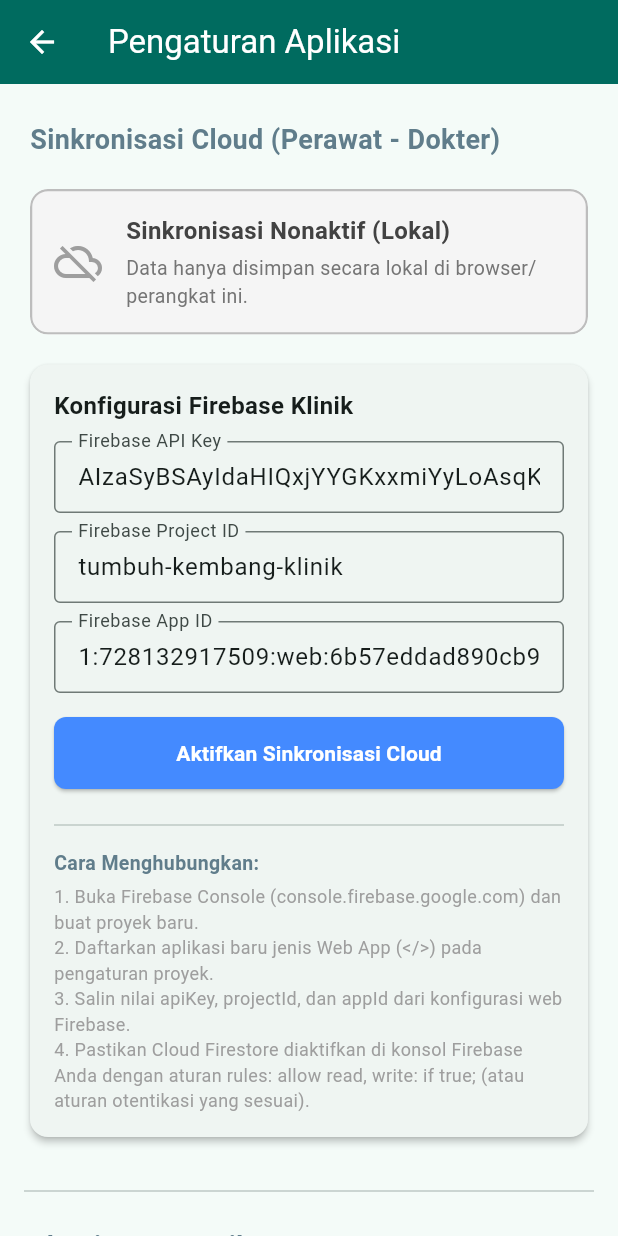
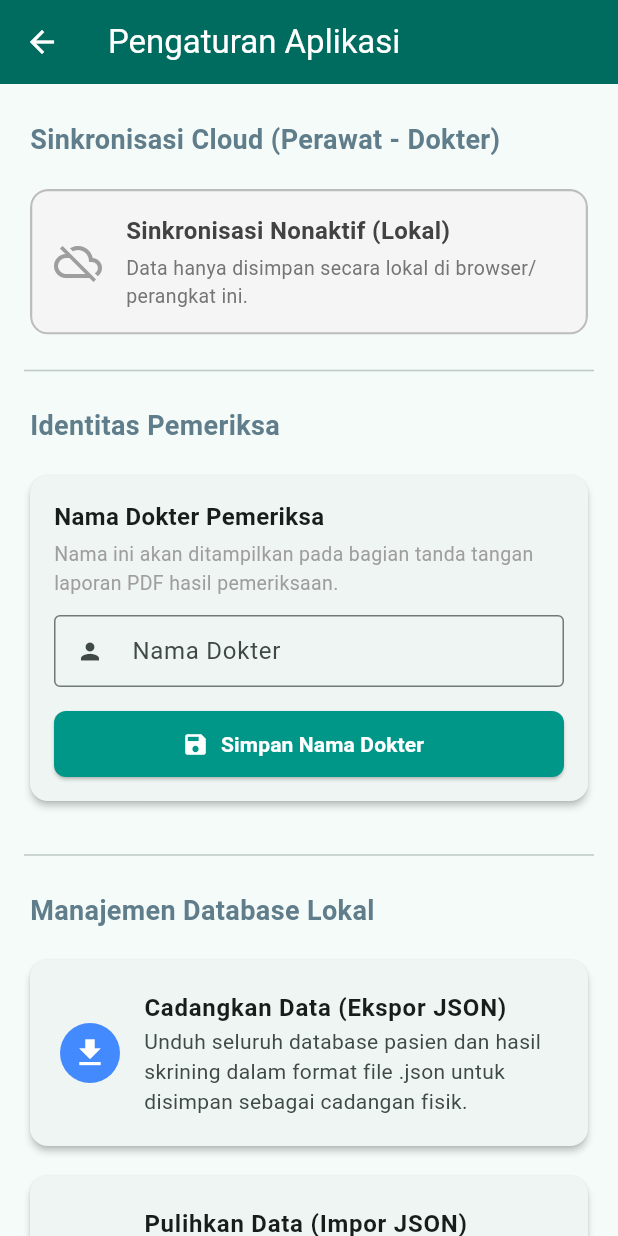
Before and after one commit to dimasdelonge-alt/Tumbuh-Kembang, a Flutter app: the SettingsScreen screen opened directly, on a phone screen of 412 x 824 dp. Run offline on Flutter 3.47's test engine with Material 3 defaults, Android fonts, the phone set to English and light mode, and no system bars; our stand-ins replace cloud_firestore, drift, drift_flutter, file_picker, firebase_core, fl_chart and 3 more; missing offline and left inert: dart:html; accounts and stored records are empty; generated files the repository leaves out were written again.

Commit message:
hide firebase

```diff
--- a/lib/screens/settings_screen.dart
+++ b/lib/screens/settings_screen.dart
@@ -23,6 +23,39 @@ class _SettingsScreenState extends State<SettingsScreen> {
   final _appIdController = TextEditingController();
   final _doctorNameController = TextEditingController();
   bool _isConnected = false;
+
+  int _tapCount = 0;
+  DateTime? _lastTapTime;
+  bool _showFirebaseConfig = false;
+
+  void _handleSecretTap() {
+    final now = DateTime.now();
+    if (_lastTapTime == null || now.difference(_lastTapTime!).inSeconds > 2) {
+      _tapCount = 1;
+    } else {
+      _tapCount++;
+    }
+    _lastTapTime = now;
+
+    if (_tapCount >= 5) {
+      _tapCount = 0;
+      setState(() {
+        _showFirebaseConfig = !_showFirebaseConfig;
+      });
+      ScaffoldMessenger.of(context).showSnackBar(
+        SnackBar(
+          content: Text(
+            _showFirebaseConfig
+                ? 'Pengaturan Konfigurasi Firebase berhasil dibuka!'
+                : 'Pengaturan Konfigurasi Firebase disembunyikan.',
+          ),
+          backgroundColor: _showFirebaseConfig ? Colors.teal : Colors.blueGrey,
+          duration: const Duration(seconds: 2),
+        ),
+      );
+    }
+  }
+
 
   @override
   void initState() {
@@ -300,9 +333,15 @@ class _SettingsScreenState extends State<SettingsScreen> {
             padding: const EdgeInsets.all(16.0),
             children: [
               // --- SEKSI 1: LINK CLOUD SINKRONISASI ---
-              const Padding(
-                padding: EdgeInsets.symmetric(vertical: 8.0, horizontal: 4.0),
-                child: Text(
+              GestureDetector(
+                onTap: _handleSecretTap,
+                behavior: HitTestBehavior.opaque,
+                child: Padding(
+                  padding: const EdgeInsets.symmetric(vertical: 8.0, horizontal: 4.0),
+                  child: Row(
+                    mainAxisAlignment: MainAxisAlignment.spaceBetween,
+                    children: [
+                      const Text(
                         'Sinkronisasi Cloud (Perawat - Dokter)',
                         style: TextStyle(
                           fontSize: 18,
@@ -310,11 +349,18 @@ class _SettingsScreenState extends State<SettingsScreen> {
                           color: Colors.blueGrey,
                         ),
                       ),
+                      if (_showFirebaseConfig)
+                        const Icon(Icons.lock_open, size: 18, color: Colors.teal),
+                    ],
+                  ),
+                ),
               ),
               const SizedBox(height: 8),
 
               // Status Card
-              Card(
+              GestureDetector(
+                onTap: _handleSecretTap,
+                child: Card(
                   color: _isConnected ? Colors.green.shade50 : Colors.grey.shade100,
                   shape: RoundedRectangleBorder(
                     side: BorderSide(
@@ -362,9 +408,11 @@ class _SettingsScreenState extends State<SettingsScreen> {
                     ),
                   ),
                 ),
+              ),
               const SizedBox(height: 12),
 
-              // Form / Konfigurasi Firebase
+              // Form / Konfigurasi Firebase (Tampil hanya jika _showFirebaseConfig = true)
+              if (_showFirebaseConfig) ...[
                 Card(
                   elevation: 2,
                   shape: RoundedRectangleBorder(borderRadius: BorderRadius.circular(12)),
@@ -450,6 +498,7 @@ class _SettingsScreenState extends State<SettingsScreen> {
                   ),
                 ),
                 const SizedBox(height: 24),
+              ],
 
               // --- SEKSI: IDENTITAS PEMERIKSA ---
               const Divider(),
```
Lines whose indentation alone changed are shown as unchanged.
